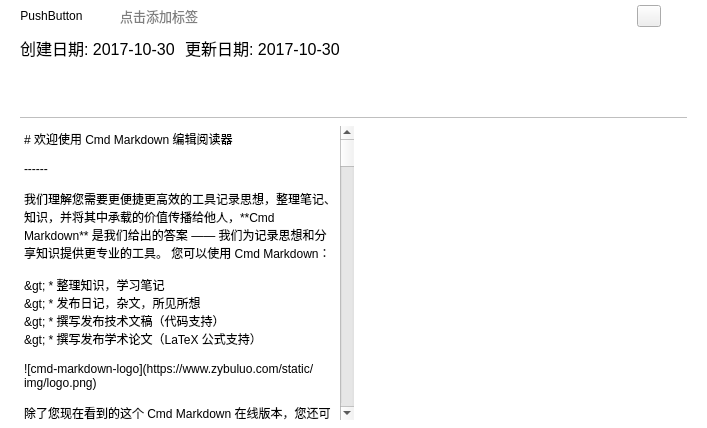
First picture: the form in views/markdowneditorwidget.ui, repository Gitnoter/Gitnoter, before the edit.
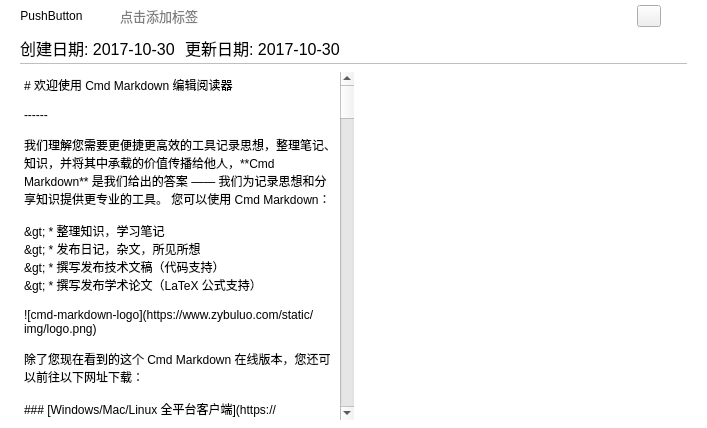
Second picture: the form after the edit. Icons and pictures are not drawn. Custom widgets are drawn as their Qt base class.

The edit to the form file:
```diff
--- a/views/markdowneditorwidget.ui
+++ b/views/markdowneditorwidget.ui
@@ -183,7 +183,7 @@
    </property>
    <item>
     <widget class="QWidget" name="widget_background" native="true">
-     <layout class="QVBoxLayout" name="verticalLayout_2">
+     <layout class="QVBoxLayout" name="verticalLayout_2" stretch="1,9999">
       <property name="spacing">
        <number>8</number>
       </property>
@@ -204,13 +204,13 @@
         <property name="minimumSize">
          <size>
           <width>0</width>
-          <height>64</height>
+          <height>0</height>
          </size>
         </property>
         <property name="maximumSize">
          <size>
           <width>16777215</width>
-          <height>118</height>
+          <height>16777215</height>
          </size>
         </property>
         <layout class="QVBoxLayout" name="verticalLayout_3">
```
